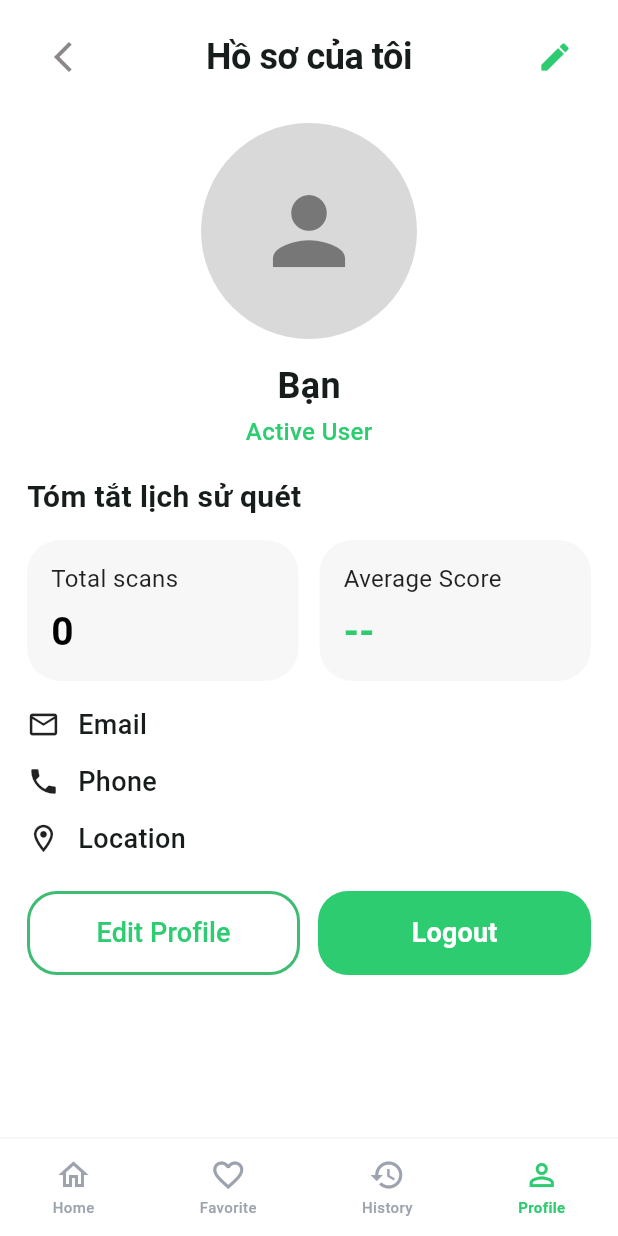
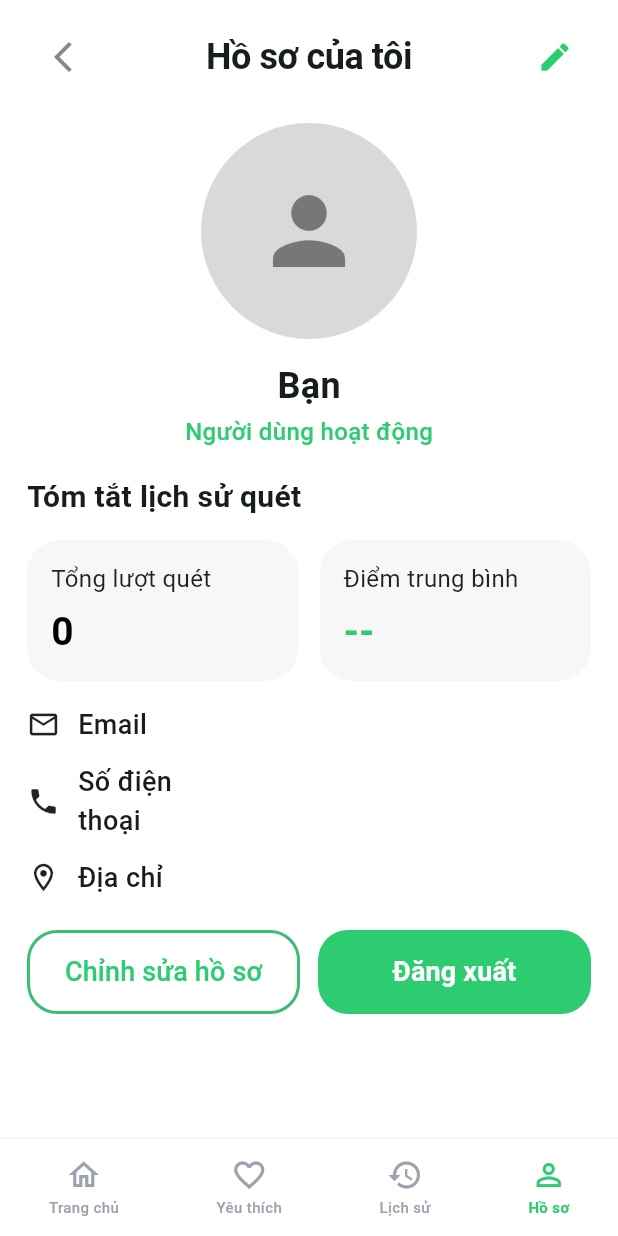
Before and after one commit to PDA2105/smart-health-product-scanner, a Flutter app: the ProfilePage screen opened by its route, on a phone screen of 412 x 824 dp. Run offline on Flutter 3.47's test engine with Material 3 defaults, Android fonts, the light colour scheme and no system bars; our stand-ins replace cloud_firestore, firebase_auth, firebase_core, google_generative_ai, google_sign_in; missing offline and left inert: mobile_scanner, openfoodfacts; accounts and stored records are empty.

Commit message:
feat: update UI text to Vietnamese for better localization

```diff
--- a/lib/features/auth/presentation/pages/home_page.dart
+++ b/lib/features/auth/presentation/pages/home_page.dart
@@ -134,7 +134,7 @@ class HomePage extends StatelessWidget {
                     ),
                     icon: const Icon(Icons.qr_code_scanner),
                     label: const Text(
-                      'Scan',
+                      'Quét',
                       style: TextStyle(fontWeight: FontWeight.w700, fontSize: 18),
                     ),
                   ),
@@ -144,7 +144,7 @@ class HomePage extends StatelessWidget {
               const Padding(
                 padding: EdgeInsets.symmetric(horizontal: 16),
                 child: Text(
-                  'Shortcuts',
+                  'Lối tắt',
                   style: TextStyle(fontSize: 20, fontWeight: FontWeight.w700),
                 ),
               ),
@@ -165,7 +165,7 @@ class HomePage extends StatelessWidget {
                     Expanded(
                       child: _ShortcutTile(
                         icon: Icons.favorite_border,
-                        title: 'Favorite',
+                        title: 'Yêu thích',
                         subtitle: 'Sản phẩm yêu thích',
                         onTap: () => context.navigateToWishlist(),
                       ),
@@ -375,23 +375,23 @@ class HomePage extends StatelessWidget {
           children: [
             _FooterTab(
               icon: Icons.home_outlined,
-              label: 'Home',
+              label: 'Trang chủ',
               active: true,
               onTap: () {},
             ),
             _FooterTab(
               icon: Icons.favorite_border,
-              label: 'Favorite',
+              label: 'Yêu thích',
               onTap: () => context.navigateToWishlist(),
             ),
             _FooterTab(
               icon: Icons.history,
-              label: 'History',
+              label: 'Lịch sử',
               onTap: () => context.navigateToScanHistory(),
             ),
             _FooterTab(
               icon: Icons.person_outline,
-              label: 'Profile',
+              label: 'Hồ sơ',
               onTap: () => context.navigateToProfile(),
             ),
           ],
--- a/lib/features/auth/presentation/pages/start.dart
+++ b/lib/features/auth/presentation/pages/start.dart
@@ -24,7 +24,7 @@ class Start extends StatelessWidget {
             top: 100,
             left: 30, // cách mép trái
             child: Text(
-              "Hello",
+              'Xin chào',
               style: TextStyle(
                 fontFamily: 'BBHBartle',
                 color: Colors.green,
@@ -37,7 +37,7 @@ class Start extends StatelessWidget {
             top: 160,
             left: 30,
             child: Text(
-              "Welcome to Smart Health Product Scanner",
+              'Chào mừng bạn đến với Smart Health Product Scanner',
               style: TextStyle(
                 fontFamily: 'StoryScript',
                 color: Colors.green,
@@ -60,7 +60,7 @@ class Start extends StatelessWidget {
                   ),
                 ),
                 child: const Text(
-                  'Start',
+                  'Bắt đầu',
                   style: TextStyle(fontSize: 18, fontWeight: FontWeight.bold),
                 ),
               ),
--- a/lib/features/profile/presentation/pages/profile_edit_page.dart
+++ b/lib/features/profile/presentation/pages/profile_edit_page.dart
@@ -116,7 +116,7 @@ class _ProfileEditPageState extends State<ProfileEditPage> {
 
     return Scaffold(
       appBar: AppBar(
-        title: const Text('Edit Profile'),
+        title: const Text('Chỉnh sửa hồ sơ'),
         backgroundColor: const Color(0xFF2ECC71),
         foregroundColor: Colors.white,
       ),
--- a/lib/features/profile/presentation/pages/profile_page.dart
+++ b/lib/features/profile/presentation/pages/profile_page.dart
@@ -119,7 +119,7 @@ class _ProfilePageState extends State<ProfilePage> {
           ),
           const SizedBox(height: 2),
           const Text(
-            'Active User',
+            'Người dùng hoạt động',
             style: TextStyle(
               color: Color(0xFF2ECC71),
               fontSize: 16,
@@ -144,7 +144,7 @@ class _ProfilePageState extends State<ProfilePage> {
           children: [
             Expanded(
               child: _SummaryCard(
-                title: 'Total scans',
+                title: 'Tổng lượt quét',
                 value: '${scans.length}',
                 valueColor: Colors.black,
               ),
@@ -152,7 +152,7 @@ class _ProfilePageState extends State<ProfilePage> {
             const SizedBox(width: 14),
             Expanded(
               child: _SummaryCard(
-                title: 'Average Score',
+                title: 'Điểm trung bình',
                 value: _getAverageNutriscore(scans),
                 valueColor: Color(0xFF2ECC71),
               ),
@@ -216,9 +216,9 @@ class _ProfilePageState extends State<ProfilePage> {
       children: [
         _InfoRow(icon: Icons.email_outlined, label: 'Email', value: email),
         const SizedBox(height: 12),
-        _InfoRow(icon: Icons.phone, label: 'Phone', value: phone),
+        _InfoRow(icon: Icons.phone, label: 'Số điện thoại', value: phone),
         const SizedBox(height: 12),
-        _InfoRow(icon: Icons.location_on_outlined, label: 'Location', value: location),
+        _InfoRow(icon: Icons.location_on_outlined, label: 'Địa chỉ', value: location),
       ],
     );
   }
@@ -235,7 +235,7 @@ class _ProfilePageState extends State<ProfilePage> {
               shape: RoundedRectangleBorder(borderRadius: BorderRadius.circular(20)),
             ),
             child: const Text(
-              'Edit Profile',
+              'Chỉnh sửa hồ sơ',
               style: TextStyle(
                 color: Color(0xFF2ECC71),
                 fontWeight: FontWeight.w500,
@@ -258,7 +258,7 @@ class _ProfilePageState extends State<ProfilePage> {
               shape: RoundedRectangleBorder(borderRadius: BorderRadius.circular(20)),
             ),
             child: const Text(
-              'Logout',
+              'Đăng xuất',
               style: TextStyle(fontWeight: FontWeight.w700, fontSize: 18),
             ),
           ),
@@ -279,22 +279,22 @@ class _ProfilePageState extends State<ProfilePage> {
         children: [
           _FooterTab(
             icon: Icons.home_outlined,
-            label: 'Home',
+            label: 'Trang chủ',
             onTap: () => context.navigateToHome(),
           ),
           _FooterTab(
             icon: Icons.favorite_border,
-            label: 'Favorite',
+            label: 'Yêu thích',
             onTap: () => context.navigateToWishlist(),
           ),
           _FooterTab(
             icon: Icons.history,
-            label: 'History',
+            label: 'Lịch sử',
             onTap: () => context.navigateToScanHistory(),
           ),
           _FooterTab(
             icon: Icons.person_outline,
-            label: 'Profile',
+            label: 'Hồ sơ',
             active: true,
             onTap: () {},
           ),
--- a/lib/features/scan/presentation/pages/scan_history_page.dart
+++ b/lib/features/scan/presentation/pages/scan_history_page.dart
@@ -311,23 +311,23 @@ class _ScanHistoryPageState extends State<ScanHistoryPage> {
           children: [
             _FooterTab(
               icon: Icons.home_outlined,
-              label: 'Home',
+              label: 'Trang chủ',
               onTap: () => context.navigateToHome(),
             ),
             _FooterTab(
               icon: Icons.favorite_border,
-              label: 'Favorite',
+              label: 'Yêu thích',
               onTap: () => context.navigateToWishlist(),
             ),
             _FooterTab(
               icon: Icons.history,
-              label: 'History',
+              label: 'Lịch sử',
               active: true,
               onTap: () {},
             ),
             _FooterTab(
               icon: Icons.person_outline,
-              label: 'Profile',
+              label: 'Hồ sơ',
               onTap: () => context.navigateToProfile(),
             ),
           ],
--- a/lib/features/wishlist/presentation/pages/wishlist_page.dart
+++ b/lib/features/wishlist/presentation/pages/wishlist_page.dart
@@ -137,7 +137,7 @@ class _WishlistPageState extends State<WishlistPage> {
                         ),
                         const SizedBox(height: 8),
                         Text(
-                          'Thêm sản phẩm vào wishlist để xem lại sau',
+                          'Thêm sản phẩm vào danh sách yêu thích để xem lại sau',
                           style: TextStyle(
                             fontSize: 14,
                             color: Colors.grey[500],
@@ -345,23 +345,23 @@ class _WishlistPageState extends State<WishlistPage> {
           children: [
             _FooterTab(
               icon: Icons.home_outlined,
-              label: 'Home',
+              label: 'Trang chủ',
               onTap: () => context.navigateToHome(),
             ),
             _FooterTab(
               icon: Icons.favorite_border,
-              label: 'Favorite',
+              label: 'Yêu thích',
               active: true,
               onTap: () {},
             ),
             _FooterTab(
               icon: Icons.history,
-              label: 'History',
+              label: 'Lịch sử',
               onTap: () => context.navigateToScanHistory(),
             ),
             _FooterTab(
               icon: Icons.person_outline,
-              label: 'Profile',
+              label: 'Hồ sơ',
               onTap: () => context.navigateToProfile(),
             ),
           ],
@@ -375,7 +375,7 @@ class _WishlistPageState extends State<WishlistPage> {
     showDialog(
       context: context,
       builder: (context) => AlertDialog(
-        title: const Text('Xóa wishlist?'),
+        title: const Text('Xóa danh sách yêu thích?'),
         content: const Text('Bạn có chắc muốn xóa tất cả sản phẩm yêu thích?'),
         actions: [
           TextButton(
```
